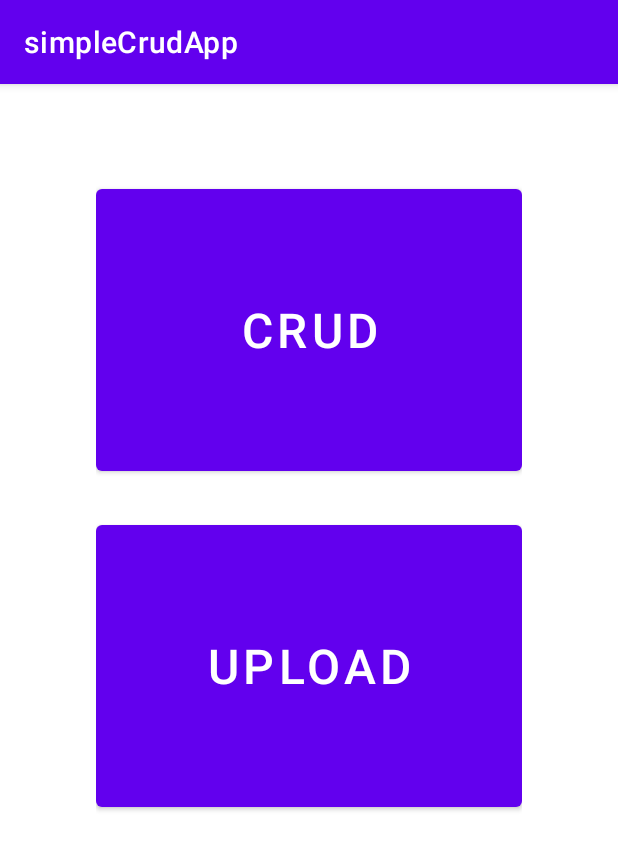
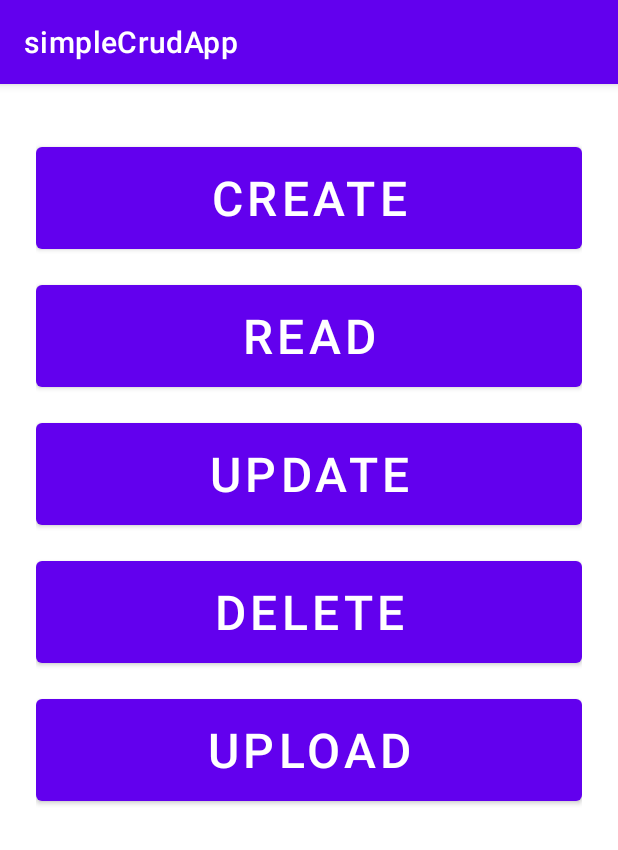
Before and after one commit to mas-diq/simpleCrudApp, an Android app: the screen it shows after launch (MainActivity), on a phone screen of 412 x 824 dp. Shown: the top 850 px of the screen. Run offline under Robolectric (Android 15) with nearby library versions, the phone set to English and light mode, and no system bars.

Commit message:
Update a bit

```diff
--- a/app/src/main/java/com/masdiq/simplecrudapp/MainActivity.kt
+++ b/app/src/main/java/com/masdiq/simplecrudapp/MainActivity.kt
@@ -3,26 +3,40 @@ package com.masdiq.simplecrudapp
 import android.content.Intent
 import android.os.Bundle
 import androidx.appcompat.app.AppCompatActivity
-import kotlinx.android.synthetic.main.activity_crud.*
 import kotlinx.android.synthetic.main.activity_main.*
-import retrofit2.Retrofit
-import retrofit2.converter.gson.GsonConverterFactory
-import java.net.URL
 
 class MainActivity : AppCompatActivity() {
     override fun onCreate(savedInstanceState: Bundle?) {
         super.onCreate(savedInstanceState)
         setContentView(R.layout.activity_main)
 
-        // Pindah activity
-        btn_crud.setOnClickListener {
-            val moveCrud = Intent(this, CrudActivity::class.java)
-            startActivity(moveCrud)
+        // Pindah activity ke create
+        btn_create.setOnClickListener {
+            val moveCreate = Intent(this, CreateActivity::class.java)
+            startActivity(moveCreate)
         }
 
-        // Pindah activity
-        btn_upload_file.setOnClickListener {
-            val moveUpload = Intent(this, CrudActivity::class.java)
+        // Pindah activity ke read
+        btn_read.setOnClickListener {
+            val moveRead = Intent(this, ReadActivity::class.java)
+            startActivity(moveRead)
+        }
+
+        // Pindah activity ke update
+        btn_update.setOnClickListener {
+            val moveUpdate = Intent(this, UpdateActivity::class.java)
+            startActivity(moveUpdate)
+        }
+
+        // Pindah activity ke delete
+        btn_delete.setOnClickListener {
+            val moveDelete = Intent(this, DeleteActivity::class.java)
+            startActivity(moveDelete)
+        }
+
+        // Pindah activity ke upload
+        btn_upload.setOnClickListener {
+            val moveUpload = Intent(this, UploadActivity::class.java)
             startActivity(moveUpload)
         }
     }
--- a/app/src/main/java/com/masdiq/simplecrudapp/MyAdapter.kt
+++ b/app/src/main/java/com/masdiq/simplecrudapp/MyAdapter.kt
@@ -7,7 +7,7 @@ import android.view.ViewGroup
 import androidx.recyclerview.widget.RecyclerView
 import com.bumptech.glide.Glide
 import com.bumptech.glide.request.RequestOptions
-import com.masdiq.simpleretrofit.MyDataItem
+import com.masdiq.simplecrudapp.retrofit.MyDataItem
 import kotlinx.android.synthetic.main.row_items.view.*
 
 class MyAdapter(private val context: Context, private val userlList: List<MyDataItem>) :
--- a/app/src/main/java/com/masdiq/simplecrudapp/MyData.kt
+++ /dev/null
@@ -1,3 +0,0 @@
-package com.masdiq.simpleretrofit
-
-class MyData : ArrayList<MyDataItem>()
--- /dev/null
+++ b/app/src/main/java/com/masdiq/simplecrudapp/retrofit/MyData.kt
@@ -0,0 +1,3 @@
+package com.masdiq.simplecrudapp.retrofit
+
+class MyData : ArrayList<MyDataItem>()
--- a/app/src/main/java/com/masdiq/simplecrudapp/MyDataItem.kt
+++ b/app/src/main/java/com/masdiq/simplecrudapp/retrofit/MyDataItem.kt
@@ -1,4 +1,4 @@
-package com.masdiq.simpleretrofit
+package com.masdiq.simplecrudapp.retrofit
 
 data class MyDataItem(
     val title: String,
--- a/app/src/main/res/layout/activity_main.xml
+++ b/app/src/main/res/layout/activity_main.xml
@@ -4,28 +4,62 @@
     xmlns:tools="http://schemas.android.com/tools"
     android:layout_width="match_parent"
     android:layout_height="match_parent"
-    android:padding="64dp"
+    android:padding="24dp"
     tools:context=".MainActivity">
 
     <Button
-        android:id="@+id/btn_crud"
+        android:id="@+id/btn_create"
         android:layout_width="match_parent"
-        android:layout_height="200dp"
-        android:text="CRUD"
+        android:layout_height="80dp"
+        android:layout_marginTop="12dp"
+        android:text="CREATE"
         android:textSize="32sp"
         app:layout_constraintEnd_toEndOf="parent"
         app:layout_constraintStart_toStartOf="parent"
         app:layout_constraintTop_toTopOf="parent" />
 
     <Button
-        android:id="@+id/btn_upload_file"
+        android:id="@+id/btn_read"
         android:layout_width="match_parent"
-        android:layout_height="200dp"
-        android:layout_marginTop="24dp"
-        android:text="Upload"
+        android:layout_height="80dp"
+        android:layout_marginTop="12dp"
+        android:text="READ"
         android:textSize="32sp"
         app:layout_constraintEnd_toEndOf="parent"
         app:layout_constraintStart_toStartOf="parent"
-        app:layout_constraintTop_toBottomOf="@+id/btn_crud" />
+        app:layout_constraintTop_toBottomOf="@+id/btn_create" />
+
+    <Button
+        android:id="@+id/btn_update"
+        android:layout_width="match_parent"
+        android:layout_height="80dp"
+        android:layout_marginTop="12dp"
+        android:text="UPDATE"
+        android:textSize="32sp"
+        app:layout_constraintEnd_toEndOf="parent"
+        app:layout_constraintStart_toStartOf="parent"
+        app:layout_constraintTop_toBottomOf="@+id/btn_read" />
+
+    <Button
+        android:id="@+id/btn_delete"
+        android:layout_width="match_parent"
+        android:layout_height="80dp"
+        android:layout_marginTop="12dp"
+        android:text="DELETE"
+        android:textSize="32sp"
+        app:layout_constraintEnd_toEndOf="parent"
+        app:layout_constraintStart_toStartOf="parent"
+        app:layout_constraintTop_toBottomOf="@+id/btn_update" />
+
+    <Button
+        android:id="@+id/btn_upload"
+        android:layout_width="match_parent"
+        android:layout_height="80dp"
+        android:layout_marginTop="12dp"
+        android:text="UPLOAD"
+        android:textSize="32sp"
+        app:layout_constraintEnd_toEndOf="parent"
+        app:layout_constraintStart_toStartOf="parent"
+        app:layout_constraintTop_toBottomOf="@+id/btn_delete" />
 
 </androidx.constraintlayout.widget.ConstraintLayout>
```
Also changed, not shown: app/src/main/AndroidManifest.xml (+10 -1 lines), app/src/main/java/com/masdiq/simplecrudapp/ApiInterface.kt (deleted, +0 -10 lines), app/src/main/java/com/masdiq/simplecrudapp/CreateActivity.kt (added, +50 -0 lines), app/src/main/java/com/masdiq/simplecrudapp/DeleteActivity.kt (added, +11 -0 lines), app/src/main/java/com/masdiq/simplecrudapp/ReadActivity.kt (renamed from app/src/main/java/com/masdiq/simplecrudapp/CrudActivity.kt, +9 -8 lines), app/src/main/java/com/masdiq/simplecrudapp/UpdateActivity.kt (added, +11 -0 lines), app/src/main/java/com/masdiq/simplecrudapp/retrofit/ApiInterface.kt (added, +12 -0 lines), app/src/main/res/layout/activity_create.xml (added, +64 -0 lines), app/src/main/res/layout/activity_delete.xml (added, +35 -0 lines), app/src/main/res/layout/activity_update.xml (added, +9 -0 lines), app/src/main/res/layout/row_items.xml (+8 -24 lines), app/src/main/res/layout/activity_read.xml (renamed from app/src/main/res/layout/activity_crud.xml).
